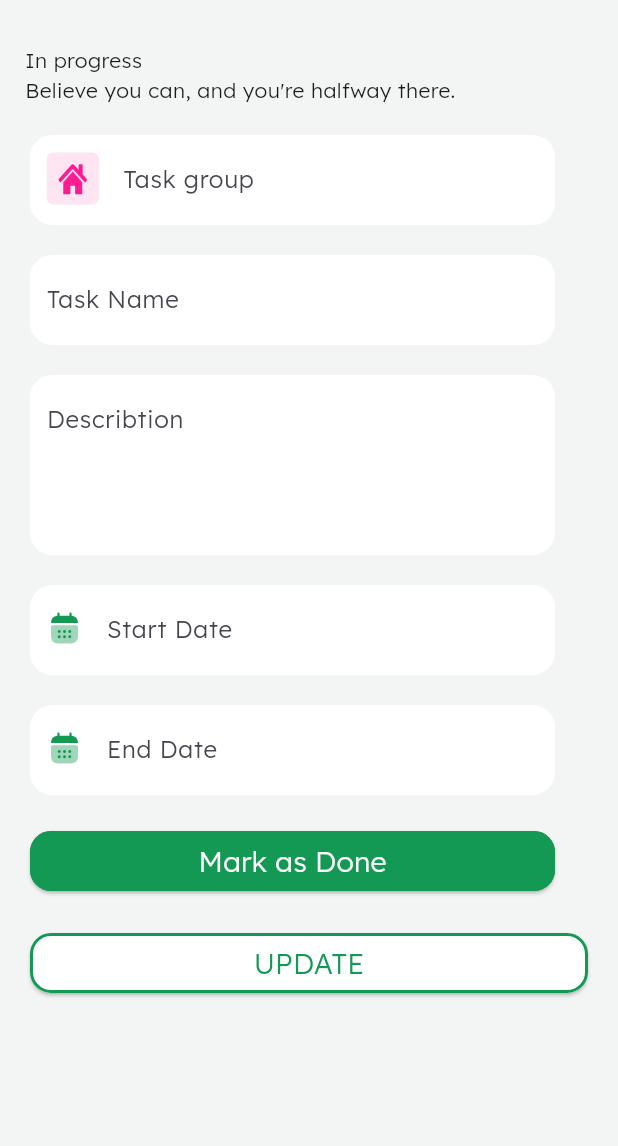
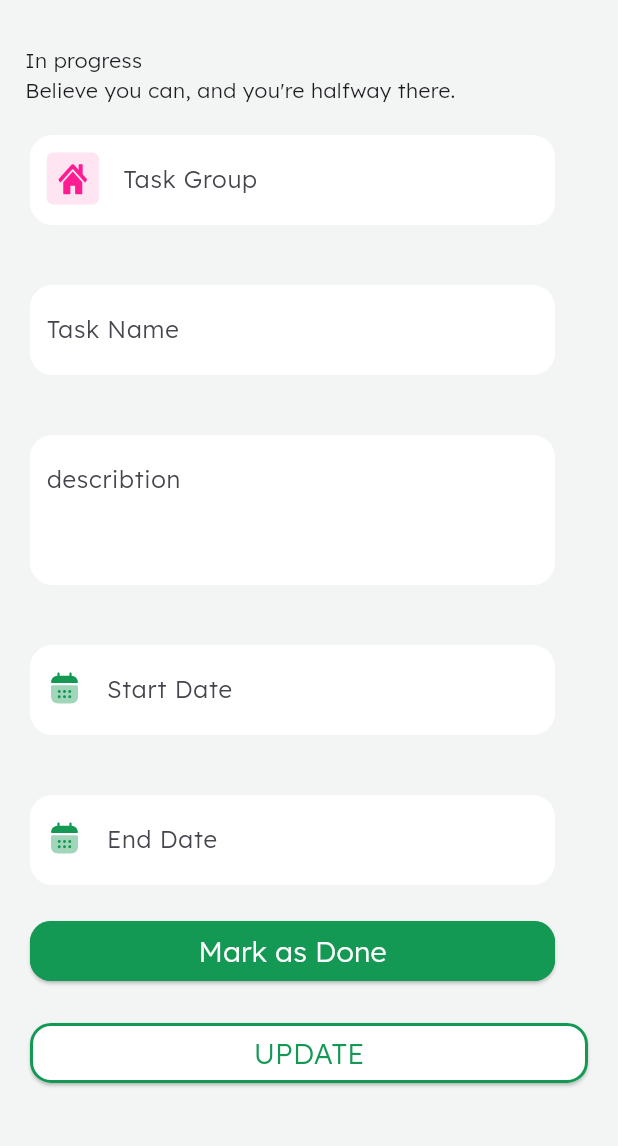
Before and after one commit to MohannedAshraf/Nti_tasks, a Flutter app: the screen it shows after launch, on a phone screen of 412 x 824 dp, the part 84-1230 px from its top. Run offline on Flutter 3.47's test engine with Material 3 defaults, Android fonts, the phone set to English and light mode, and no system bars; our stand-ins replace flutter_svg.

Commit message:
Figma-Task2_refactor

```diff
--- a/lib/assetsicons.dart
+++ b/lib/assetsicons.dart
@@ -1,11 +1,12 @@
 class AssetsIcons {
-  static const String arrowback = "assets/icons/Arrow.svg";
-  static const String contact = "assets/icons/Contact.svg";
-  static const String home = "assets/icons/Home.svg";
-  static const String plus = "assets/icons/Plus_Add.svg";
-  static const String work = "assets/icons/Work_Task.svg";
-  static const String calender = "assets/icons/calendar.svg";
-  static const String home2 = "assets/icons/home2.svg";
-  static const String vector = "assets/icons/Vector.svg";
-  static const String group = "assets/icons/Group 1000002766.svg";
+  static const String baseiconpass = "assets/icons/";
+  static const String arrowback = "${baseiconpass}Arrow.svg";
+  static const String contact = "${baseiconpass}Contact.svg";
+  static const String home = "${baseiconpass}Home.svg";
+  static const String plus = "${baseiconpass}Plus_Add.svg";
+  static const String work = "${baseiconpass}Work_Task.svg";
+  static const String calender = "${baseiconpass}calendar.svg";
+  static const String home2 = "${baseiconpass}home2.svg";
+  static const String vector = "${baseiconpass}Vector.svg";
+  static const String group = "${baseiconpass}Group 1000002766.svg";
 }
--- a/lib/colors.dart
+++ b/lib/colors.dart
@@ -3,4 +3,7 @@ import 'package:flutter/material.dart';
 abstract class MyColors {
   static const Color backgroundColor = Color(0xffF3F5F4);
   static const Color red = Color(0xffE4312B);
+  static const Color green = Color(0xff149954);
+  static const Color white = Color(0xffFFFFFF);
+  static const Color forground = Color.fromARGB(255, 221, 132, 132);
 }
--- /dev/null
+++ b/lib/defaultextform.dart
@@ -0,0 +1,37 @@
+import 'package:flutter/material.dart';
+
+class DefaulTextform extends StatelessWidget {
+  const DefaulTextform({
+    super.key,
+    this.icon,
+    required this.labelText,
+    this.maxLines,
+    this.height = 60,
+  });
+  final Widget? icon;
+  final String labelText;
+  final int? maxLines;
+  final double? height;
+  @override
+  Widget build(BuildContext context) {
+    return Container(
+      margin: EdgeInsets.all(20),
+      width: 350,
+      height: height,
+      decoration: BoxDecoration(
+        color: Colors.white,
+        borderRadius: BorderRadius.circular(15),
+        border: Border.all(color: Colors.white),
+      ),
+      padding: EdgeInsets.symmetric(horizontal: 10),
+      child: TextFormField(
+        maxLines: maxLines,
+        decoration: InputDecoration(
+          icon: icon,
+          labelText: labelText,
+          border: InputBorder.none,
+        ),
+      ),
+    );
+  }
+}
--- a/lib/main.dart
+++ b/lib/main.dart
@@ -1,5 +1,6 @@
 import 'package:first_nti_project/assetsicons.dart';
 import 'package:first_nti_project/colors.dart';
+import 'package:first_nti_project/defaultextform.dart';
 import 'package:flutter/material.dart';
 import 'package:flutter_svg/svg.dart';
 
@@ -362,106 +363,35 @@ class EditTask extends StatelessWidget {
             Text("    In progress"),
             Text("    Believe you can, and you're halfway there."),
 
-            Container(
-              margin: EdgeInsets.all(20),
-              width: 350,
-              height: 60,
-              decoration: BoxDecoration(
-                color: Colors.white,
-                borderRadius: BorderRadius.circular(15),
-                border: Border.all(color: Colors.white),
-              ),
-              padding: EdgeInsets.symmetric(horizontal: 10),
-              child: TextFormField(
-                decoration: InputDecoration(
-                  icon: SvgPicture.asset(AssetsIcons.home2),
-                  labelText: "Task group",
-                  border: InputBorder.none,
-                ),
-              ),
+            DefaulTextform(
+              labelText: 'Task Group',
+              icon: SvgPicture.asset(AssetsIcons.home2),
             ),
-            Container(
-              margin: EdgeInsets.only(bottom: 20, left: 20, right: 20),
-              width: 350,
-              height: 60,
-              decoration: BoxDecoration(
-                color: Colors.white,
-                borderRadius: BorderRadius.circular(15),
-                border: Border.all(color: Colors.white),
-              ),
-              padding: EdgeInsets.symmetric(horizontal: 10),
-              child: TextFormField(
-                decoration: InputDecoration(
-                  labelText: "Task Name",
-                  border: InputBorder.none,
-                ),
-              ),
+            DefaulTextform(labelText: 'Task Name'),
+            DefaulTextform(
+              labelText: 'describtion',
+              height: 100,
+              maxLines: null,
             ),
-            Container(
-              margin: EdgeInsets.only(bottom: 20, left: 20, right: 20),
-              width: 350,
-              height: 120,
-              decoration: BoxDecoration(
-                color: Colors.white,
-                borderRadius: BorderRadius.circular(15),
-                border: Border.all(color: Colors.white),
-              ),
-              padding: EdgeInsets.symmetric(horizontal: 10),
-              child: TextFormField(
-                maxLines: null,
+            DefaulTextform(
+              labelText: 'Start Date',
+              icon: SvgPicture.asset(AssetsIcons.calender),
+            ),
+            DefaulTextform(
+              labelText: 'End Date',
+              icon: SvgPicture.asset(AssetsIcons.calender),
+            ),
 
-                decoration: InputDecoration(
-                  labelText: "Describtion",
-                  border: InputBorder.none,
-                ),
-              ),
-            ),
-            Container(
-              margin: EdgeInsets.only(bottom: 20, left: 20, right: 20),
-              width: 350,
-              height: 60,
-              decoration: BoxDecoration(
-                color: Colors.white,
-                borderRadius: BorderRadius.circular(15),
-                border: Border.all(color: Colors.white),
-              ),
-              padding: EdgeInsets.symmetric(horizontal: 10),
-              child: TextFormField(
-                decoration: InputDecoration(
-                  icon: SvgPicture.asset(AssetsIcons.calender),
-                  labelText: "Start Date",
-                  border: InputBorder.none,
-                ),
-              ),
-            ),
-            Container(
-              margin: EdgeInsets.only(bottom: 20, left: 20, right: 20),
-              width: 350,
-              height: 60,
-              decoration: BoxDecoration(
-                color: Colors.white,
-                borderRadius: BorderRadius.circular(15),
-                border: Border.all(color: Colors.white),
-              ),
-              padding: EdgeInsets.symmetric(horizontal: 10),
-              child: TextFormField(
-                decoration: InputDecoration(
-                  icon: SvgPicture.asset(AssetsIcons.calender),
-                  labelText: "End Date",
-                  border: InputBorder.none,
-                ),
-              ),
-            ),
             Container(
               margin: EdgeInsets.only(bottom: 20, left: 20, right: 20),
               child: ElevatedButton(
                 style: ElevatedButton.styleFrom(
                   fixedSize: const Size(350, 24),
-                  backgroundColor: Color(0xff149954),
-                  foregroundColor: const Color.fromARGB(255, 221, 132, 132),
+                  backgroundColor: MyColors.green,
+                  foregroundColor: MyColors.forground,
                   shape: RoundedRectangleBorder(
                     borderRadius: BorderRadius.circular(14),
-                    side: BorderSide(width: 2, color: Color(0xff149954)),
+                    side: BorderSide(width: 2, color: MyColors.green),
                   ),
                 ),
                 onPressed: () {},
@@ -470,7 +400,7 @@ class EditTask extends StatelessWidget {
                   style: TextStyle(
                     fontSize: 19,
                     fontWeight: FontWeight.w300,
-                    color: Color(0xffFFFFFF),
+                    color: MyColors.white,
                   ),
                 ),
               ),
@@ -484,7 +414,7 @@ class EditTask extends StatelessWidget {
                   foregroundColor: const Color.fromARGB(255, 221, 132, 132),
                   shape: RoundedRectangleBorder(
                     borderRadius: BorderRadius.circular(14),
-                    side: BorderSide(width: 2, color: Color(0xff149954)),
+                    side: BorderSide(width: 2, color: MyColors.green),
                   ),
                 ),
                 onPressed: () {},
@@ -493,7 +423,7 @@ class EditTask extends StatelessWidget {
                   style: TextStyle(
                     fontSize: 19,
                     fontWeight: FontWeight.w300,
-                    color: Color(0xff149954),
+                    color: MyColors.green,
                   ),
                 ),
               ),
```
